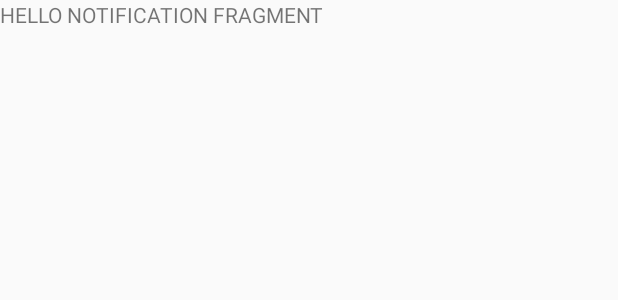
After one commit to pirogoeth/uniform_imperials, an Android app: the layout activity_notif_history.xml on its own in the app's theme, with its tools: preview values and no code run, on a phone screen of 412 x 824 dp. The commit adds this screen. Shown: the top 300 px of the screen. Run offline under Robolectric (Android 15) with nearby library versions, the phone set to English and light mode, and no system bars.

Commit message:
Restructure base app to include a nav drawer that utilizes fragments.

```diff
--- a/app/herald/build.gradle
+++ b/app/herald/build.gradle
@@ -33,6 +33,7 @@ dependencies {
     testCompile 'junit:junit:4.12-beta-3'
     compile 'com.android.support:appcompat-v7:23.2.1'
     compile 'com.android.support:design:23.2.1'
+    compile 'com.android.support:recyclerview-v7:23.2.1'
 
     compile 'com.squareup.okhttp3:okhttp:3.2.0'
     compile 'com.jakewharton:butterknife:7.0.1'
--- a/app/herald/src/main/java/com/uniform_imperials/herald/activities/MainActivity.java
+++ b/app/herald/src/main/java/com/uniform_imperials/herald/activities/MainActivity.java
@@ -15,11 +15,6 @@ public class MainActivity extends BaseActivity {
         setContentView(R.layout.global_drawer);
 
         NavigationView nav = (NavigationView) findViewById(R.id.nav_view);
-        if (nav == null) {
-            System.out.println("Main Activity || nav is null :(");
-        } else {
-            System.out.println("Main Activity || nav WAS NOT NULL!");
-        }
 
         this.createNavDrawer();
     }
--- /dev/null
+++ b/app/herald/src/main/res/layout/activity_notif_history.xml
@@ -0,0 +1,19 @@
+<?xml version="1.0" encoding="utf-8"?>
+<LinearLayout
+    xmlns:android="http://schemas.android.com/apk/res/android"
+    android:orientation="vertical"
+    android:layout_width="match_parent"
+    android:layout_height="match_parent">
+
+    <android.support.v7.widget.AppCompatTextView
+        android:layout_width="match_parent"
+        android:layout_height="match_parent"
+        android:text="HELLO NOTIFICATION FRAGMENT"/>
+
+    <android.support.v7.widget.RecyclerView
+        android:id="@+id/nh_list"
+        android:scrollbars="vertical"
+        android:layout_width="match_parent"
+        android:layout_height="match_parent" />
+
+</LinearLayout>
```
Also changed, not shown: app/herald/src/main/java/com/uniform_imperials/herald/BaseActivity.java (+6 -1 lines), app/herald/src/main/java/com/uniform_imperials/herald/BaseFragment.java (added, +51 -0 lines), app/herald/src/main/java/com/uniform_imperials/herald/fragments/NotificationHistoryFragment.java (added, +23 -0 lines).
